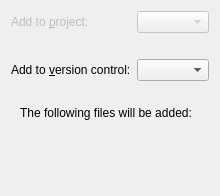
First picture: the form in src/plugins/projectexplorer/projectwizardpage.ui, repository qt-creator/qt-creator, before the edit.
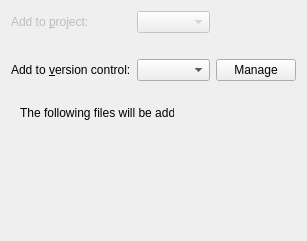
Second picture: the form after the edit.

Commit message:
ProjectWizard: Add button to take you to VCS configuration
This makes setting up VCS more discoverable.

```diff
--- a/src/plugins/projectexplorer/projectwizardpage.ui
+++ b/src/plugins/projectexplorer/projectwizardpage.ui
@@ -2,15 +2,20 @@
 <ui version="4.0">
  <class>ProjectExplorer::Internal::WizardPage</class>
  <widget class="QWizardPage" name="ProjectExplorer::Internal::WizardPage">
+  <property name="geometry">
+   <rect>
+    <x>0</x>
+    <y>0</y>
+    <width>307</width>
+    <height>241</height>
+   </rect>
+  </property>
   <property name="title">
    <string>Project Management</string>
   </property>
   <layout class="QVBoxLayout" name="verticalLayout">
    <item>
-    <layout class="QFormLayout" name="formLayout">
-     <property name="fieldGrowthPolicy">
-      <enum>QFormLayout::ExpandingFieldsGrow</enum>
-     </property>
+    <layout class="QGridLayout" name="gridLayout">
      <item row="0" column="0">
       <widget class="QLabel" name="projectLabel">
        <property name="enabled">
@@ -37,6 +42,16 @@
        </property>
       </widget>
      </item>
+     <item row="1" column="1" colspan="2">
+      <widget class="QLabel" name="additionalInfo">
+       <property name="text">
+        <string/>
+       </property>
+       <property name="wordWrap">
+        <bool>true</bool>
+       </property>
+      </widget>
+     </item>
      <item row="2" column="0">
       <widget class="QLabel" name="addToVersionControlLabel">
        <property name="text">
@@ -57,13 +72,10 @@
        </property>
       </widget>
      </item>
-     <item row="1" column="1">
-      <widget class="QLabel" name="additionalInfo">
+     <item row="2" column="2">
+      <widget class="QPushButton" name="vcsManageButton">
        <property name="text">
-        <string/>
-       </property>
-       <property name="wordWrap">
-        <bool>true</bool>
+        <string>Manage</string>
        </property>
       </widget>
      </item>
@@ -104,13 +116,19 @@
        <rect>
         <x>0</x>
         <y>0</y>
-        <width>218</width>
-        <height>83</height>
+        <width>289</width>
+        <height>131</height>
        </rect>
       </property>
-      <layout class="QVBoxLayout" name="verticalLayout_2">
-       <item>
         <widget class="QLabel" name="filesLabel">
+       <property name="geometry">
+        <rect>
+         <x>9</x>
+         <y>9</y>
+         <width>154</width>
+         <height>65</height>
+        </rect>
+       </property>
          <property name="text">
           <string>The following files will be added:
 
@@ -122,8 +140,6 @@
           <set>Qt::LinksAccessibleByMouse|Qt::TextSelectableByKeyboard|Qt::TextSelectableByMouse</set>
          </property>
         </widget>
-       </item>
-      </layout>
      </widget>
     </widget>
    </item>
```
Lines whose indentation alone changed are shown as unchanged. The commit also changes 2 other files.
